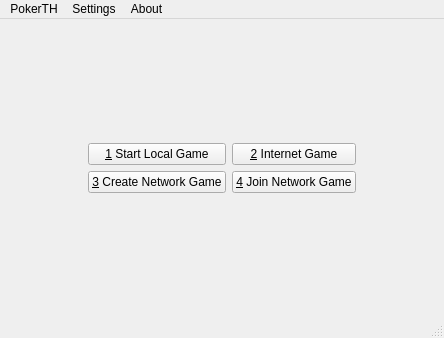
Above: src/gui/qt/startwindow.ui from pokerth/pokerth before the change. Below: the same form after it.
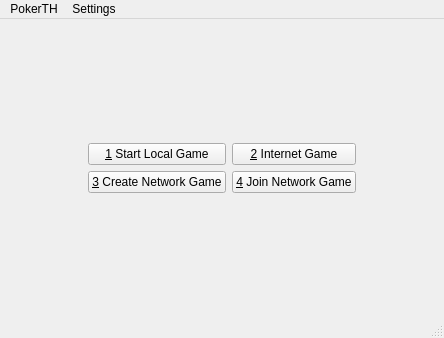
That is the form after the change.

Commit message: next steps startwindow-integration --> UNSTABLE

Patch:
```diff
--- a/src/gui/qt/startwindow.ui
+++ b/src/gui/qt/startwindow.ui
@@ -131,15 +131,8 @@
     </property>
     <addaction name="actionConfigure_PokerTH" />
    </widget>
-   <widget class="QMenu" name="menuAbout" >
-    <property name="title" >
-     <string>About</string>
-    </property>
-    <addaction name="actionAbout_PokerTH" />
-   </widget>
    <addaction name="menuPokerTH" />
    <addaction name="menuSettings" />
-   <addaction name="menuAbout" />
   </widget>
   <widget class="QStatusBar" name="statusbar" />
   <action name="actionStart_Local_Game" >
```
Left out of the diff: 1 changed line with no effect on the pictures. The commit also changes 4 other files.
